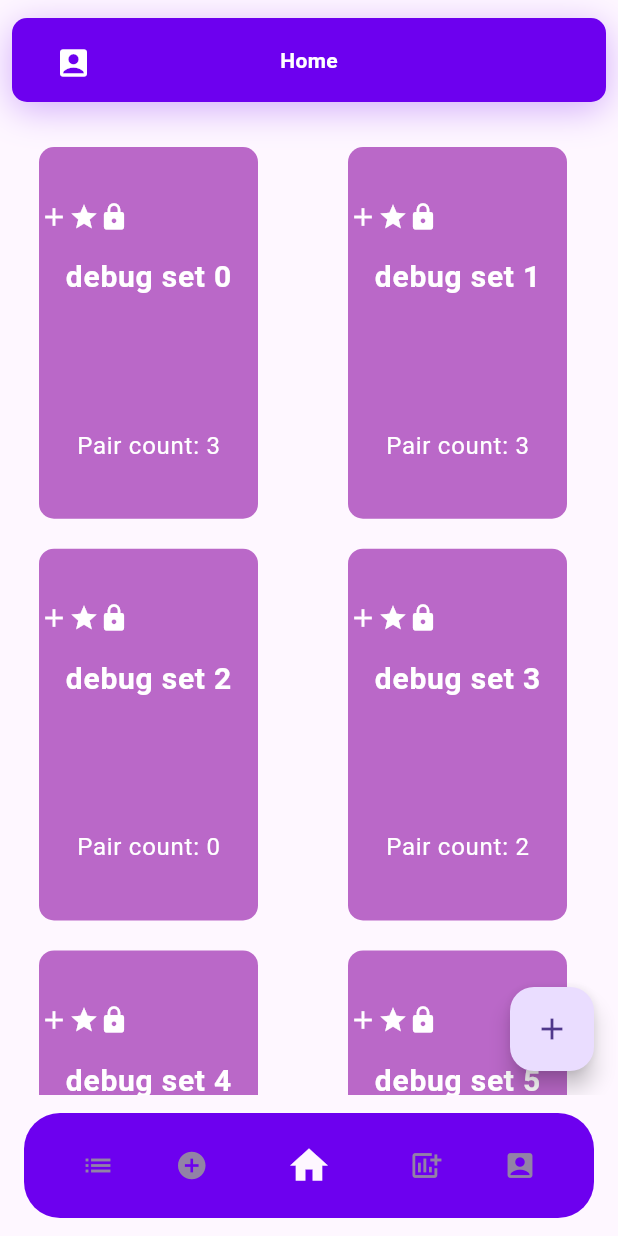
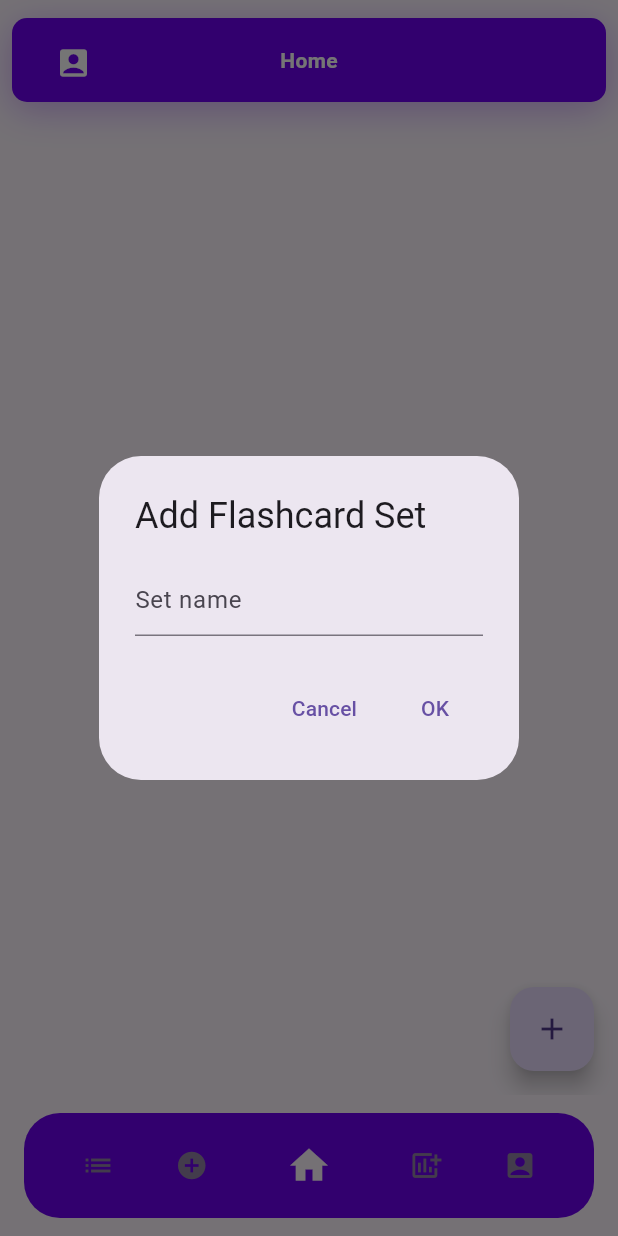
Before and after one commit to Kenayv/stoodee, a Flutter app: the FlashcardsPage screen opened by its route, after a tap on the "add" icon, on a phone screen of 412 x 824 dp. Run offline on Flutter 3.47's test engine with Material 3 defaults, Android fonts, the phone set to English and light mode, and no system bars; our stand-ins replace firebase_auth, firebase_core, flutter_svg_provider, go_router; accounts and stored records are empty; generated files the repository leaves out were written again.

Commit message:
added some functionality to flashcards

```diff
--- a/lib/main.dart
+++ b/lib/main.dart
@@ -18,8 +18,8 @@ Future<void> initApp() async {
     await AuthService.firebase().logOut();
   }
 
-  TodoService().init();
-  FlashcardService().init();
+  await TodoService().init();
+  await FlashcardService().init();
 }
 
 class MyApp extends StatelessWidget {
--- a/lib/pages/flash_cards_page.dart
+++ b/lib/pages/flash_cards_page.dart
@@ -1,4 +1,7 @@
 import 'package:flutter/material.dart';
+import 'package:stoodee/services/flashcards_service/flashcard_service.dart';
+import 'package:stoodee/services/flashcards_service/flashcard_set.dart';
+import 'package:stoodee/utilities/dialogs/add_flashcard_set_dialog.dart';
 
 class FlashcardsPage extends StatefulWidget {
   const FlashcardsPage({
@@ -11,7 +14,7 @@ class FlashcardsPage extends StatefulWidget {
 
 ListTile _flashcardSetItem({
   required BuildContext context,
-  required List<String> fcSet,
+  required FlashcardSet fcSet,
   required String name,
 }) {
   return ListTile(
@@ -58,7 +61,7 @@ ListTile _flashcardSetItem({
                 alignment: Alignment.bottomCenter,
                 height: 100,
                 child: Text(
-                  'Pair count: ${fcSet.length}',
+                  'Pair count: ${fcSet.pairCount}',
                   style: const TextStyle(fontSize: 16, color: Colors.white),
                 ),
               ),
@@ -72,21 +75,8 @@ ListTile _flashcardSetItem({
 
 List<Widget> flashcardSetListView({required BuildContext context}) {
   //FIXME: debug debug
-  List<String> emptySet = [];
-  final flashcardSets = [
-    ["xd", "lol", "debug"],
-    ["yeet", "debug", "set"],
-    emptySet,
-    ["hihi", "haha"],
-    ["woooo"],
-    ['another', 'set', 'test'],
-    ['another', 'set', 'test'],
-    ['another', 'set', 'test'],
-    ['another', 'set', 'test'],
-    ['another', 'set', 'test'],
-    ['another', 'set', 'test'],
-    ['another', 'set', 'test'],
-  ];
+
+  final List<FlashcardSet> flashcardSets = FlashcardService().fcSets;
 
   List<Widget> flashcardList = [];
 
@@ -94,7 +84,7 @@ List<Widget> flashcardSetListView({required BuildContext context}) {
     flashcardList.add(_flashcardSetItem(
       context: context,
       fcSet: flashcardSets[i],
-      name: "debug set $i",
+      name: flashcardSets[i].name,
     ));
   }
 
@@ -125,7 +115,7 @@ class _FlashcardsPage extends State<FlashcardsPage> {
       ),
       floatingActionButton: FloatingActionButton(
         onPressed: () async {
-          print("DEBUG DEBUG add flash card Debug Debug");
+          await showAddFcSetDialog(context: context);
           setState(() {});
         },
         child: const Icon(Icons.add),
--- /dev/null
+++ b/lib/utilities/dialogs/add_flashcard_set_dialog.dart
@@ -0,0 +1,27 @@
+//Opens a new pop-up window allowing user to add a flashcardSet. Function invoked on (+) button press.
+import 'package:stoodee/services/flashcards_service/flashcard_service.dart';
+import 'package:stoodee/utilities/dialogs/generic_input_dialog.dart';
+import 'package:flutter/material.dart';
+
+Future<void> showAddFcSetDialog({
+  required BuildContext context,
+}) {
+  TextEditingController fcSetNameController = TextEditingController();
+  return genericInputDialog(
+    context: context,
+    title: 'Add Flashcard Set',
+    inputs: [
+      TextField(
+        controller: fcSetNameController,
+        decoration: const InputDecoration(
+          hintText: 'Set name',
+        ),
+      )
+    ],
+    function: () {
+      if (fcSetNameController.text.isNotEmpty) {
+        FlashcardService().addSet(name: fcSetNameController.text);
+      }
+    },
+  );
+}
--- a/lib/utilities/dialogs/add_task_dialog.dart
+++ b/lib/utilities/dialogs/add_task_dialog.dart
@@ -9,12 +9,12 @@ Future<void> showAddTaskDialog({
   TextEditingController taskController = TextEditingController();
   return genericInputDialog(
     context: context,
-    title: 'Dodaj zadanie',
+    title: 'Add Task',
     inputs: [
       TextField(
         controller: taskController,
         decoration: const InputDecoration(
-          hintText: 'Tekst zadania',
+          hintText: 'task text',
         ),
       )
     ],
```
Also changed, not shown: lib/services/flashcards_service/flashcard_service.dart (+69 -8 lines), lib/services/flashcards_service/flashcard_set.dart (+34 -10 lines), lib/services/flashcards_service/flashcards_exceptions.dart (added, +11 -0 lines).
